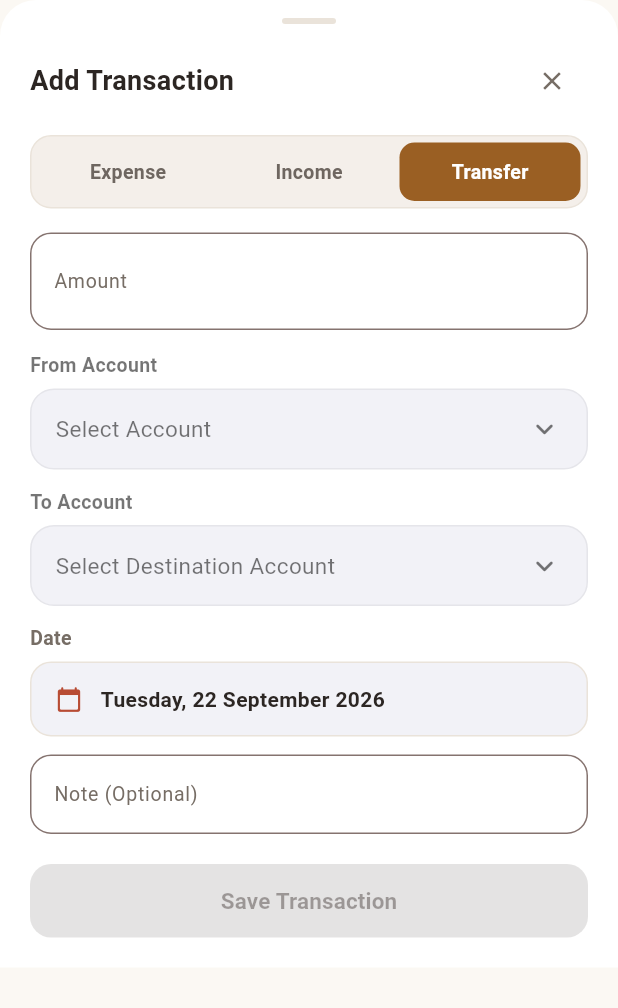
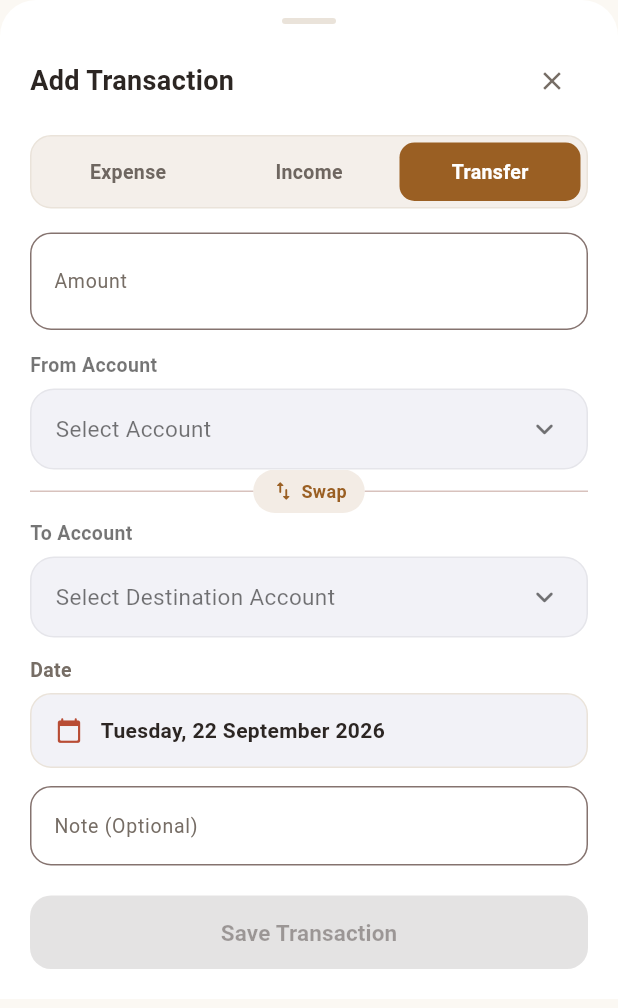
Before and after one commit to ahmdsaif87/self-money-tracker, a Flutter app: the AddTransactionScreen widget shown alone on an empty page, opened directly with empty values, after a tap on "Expense", after a tap on "Transfer", on a phone screen of 412 x 824 dp. Shown: the top 1008 px of the screen. Run offline on Flutter 3.47's test engine with Material 3 defaults, Android fonts, the phone set to English and light mode, and no system bars; our stand-ins replace file_picker, fl_chart, flutter_markdown_plus, flutter_secure_storage, image_picker, share_plus and 3 more; missing offline and left inert: excel; accounts and stored records are empty.

Commit message:
feat(transaction): transfer swap button, smart defaults and animated fields
- Add Swap button between From/To account that exchanges both values
- Smart defaults: auto-select the other account when only 2 exist,
  on init, on type switch and on From change (swap on collision)
- Wrap To Account/Category fields in AnimatedSize + AnimatedSwitcher
  for smooth expand/fade instead of instant jumps

```diff
--- a/lib/screens/add_transaction_screen.dart
+++ b/lib/screens/add_transaction_screen.dart
@@ -64,8 +64,61 @@ class _AddTransactionScreenState extends State<AddTransactionScreen> {
       if (_date.millisecondsSinceEpoch == 0) _date = DateTime.now();
     } else {
       final accs = AccountStore.instance.accounts;
-      if (accs.isNotEmpty) _selectedAccountId = accs.first.id;
+      if (accs.isNotEmpty) {
+        _selectedAccountId = accs.first.id;
+        if (accs.length == 2) {
+          _toAccountId = accs.firstWhere((a) => a.id != _selectedAccountId).id;
         }
+      }
+    }
+  }
+
+  void _autoFillToAccount() {
+    if (_type != 'transfer') return;
+    if (_toAccountId != null && _toAccountId != _selectedAccountId) return;
+    final accs = AccountStore.instance.accounts;
+    final other = accs.where((a) => a.id != _selectedAccountId).toList();
+    if (other.isNotEmpty) {
+      _toAccountId = other.first.id;
+    } else {
+      _toAccountId = null;
+    }
+  }
+
+  void _swapAccounts() {
+    setState(() {
+      final tmp = _selectedAccountId;
+      _selectedAccountId = _toAccountId;
+      _toAccountId = tmp;
+    });
+  }
+
+  void _onTypeChanged(String value) {
+    FocusScope.of(context).unfocus();
+    setState(() {
+      _type = value;
+      _selectedCategoryId = null;
+      if (value == 'transfer') {
+        _toAccountId = null;
+        _autoFillToAccount();
+      } else {
+        _toAccountId = null;
+      }
+    });
+  }
+
+  void _onFromAccountChanged(String? val) {
+    setState(() {
+      // If new From equals current To, swap instead of creating invalid state.
+      if (_type == 'transfer' && val == _toAccountId) {
+        final tmp = _selectedAccountId;
+        _selectedAccountId = val;
+        _toAccountId = tmp;
+      } else {
+        _selectedAccountId = val;
+        _autoFillToAccount();
+      }
+    });
   }
 
   @override
@@ -172,14 +225,7 @@ class _AddTransactionScreenState extends State<AddTransactionScreen> {
     final isSelected = _type == value;
     return Expanded(
       child: GestureDetector(
-        onTap: () {
-          FocusScope.of(context).unfocus();
-          setState(() {
-            _type = value;
-            _selectedCategoryId = null;
-            _toAccountId = null;
-          });
-        },
+        onTap: () => _onTypeChanged(value),
         child: AnimatedContainer(
           duration: const Duration(milliseconds: 180),
           padding: const EdgeInsets.symmetric(vertical: 10),
@@ -324,12 +370,72 @@ class _AddTransactionScreenState extends State<AddTransactionScreen> {
                   selectedValue: _selectedAccountId,
                   items: accountPickerItems,
                   placeholder: 'Select Account',
-                  onChanged: (val) => setState(() => _selectedAccountId = val),
+                  onChanged: _onFromAccountChanged,
                 ),
-                const SizedBox(height: 12),
-
-                // Transfer To Account (if type is transfer)
-                if (_type == 'transfer') ...[
+                // Animated transfer / category section — smoothly expands instead of jumping.
+                AnimatedSize(
+                  duration: const Duration(milliseconds: 280),
+                  curve: Curves.easeInOut,
+                  alignment: Alignment.topCenter,
+                  child: AnimatedSwitcher(
+                    duration: const Duration(milliseconds: 250),
+                    switchInCurve: Curves.easeOut,
+                    switchOutCurve: Curves.easeIn,
+                    transitionBuilder: (child, animation) {
+                      return FadeTransition(
+                        opacity: animation,
+                        child: SizeTransition(
+                          sizeFactor: animation,
+                          axisAlignment: -1.0,
+                          child: child,
+                        ),
+                      );
+                    },
+                    child: _type == 'transfer'
+                        ? Column(
+                            key: const ValueKey('transfer-fields'),
+                            crossAxisAlignment: CrossAxisAlignment.stretch,
+                            children: [
+                              // Swap direction row
+                              Row(
+                                children: [
+                                  const Expanded(child: Divider(height: 24)),
+                                  Material(
+                                    color: ThemeColors.accentWarning(dark).withValues(alpha: 0.12),
+                                    borderRadius: BorderRadius.circular(20),
+                                    child: InkWell(
+                                      borderRadius: BorderRadius.circular(20),
+                                      onTap: (_selectedAccountId != null && _toAccountId != null)
+                                          ? _swapAccounts
+                                          : null,
+                                      child: Padding(
+                                        padding: const EdgeInsets.symmetric(horizontal: 12, vertical: 6),
+                                        child: Row(
+                                          mainAxisSize: MainAxisSize.min,
+                                          children: [
+                                            Icon(
+                                              Icons.swap_vert_rounded,
+                                              size: 16,
+                                              color: ThemeColors.accentWarning(dark),
+                                            ),
+                                            const SizedBox(width: 4),
+                                            Text(
+                                              'Swap',
+                                              style: TextStyle(
+                                                fontSize: 12,
+                                                fontWeight: FontWeight.bold,
+                                                color: ThemeColors.accentWarning(dark),
+                                              ),
+                                            ),
+                                          ],
+                                        ),
+                                      ),
+                                    ),
+                                  ),
+                                  const Expanded(child: Divider(height: 24)),
+                                ],
+                              ),
+                              const SizedBox(height: 4),
                               AppPickerField<String>(
                                 label: 'To Account',
                                 selectedValue: _toAccountId,
@@ -339,9 +445,12 @@ class _AddTransactionScreenState extends State<AddTransactionScreen> {
                               ),
                               const SizedBox(height: 12),
                             ],
-
-                // Category Selector (if type is not transfer)
-                if (_type != 'transfer') ...[
+                          )
+                        : Column(
+                            key: const ValueKey('category-fields'),
+                            crossAxisAlignment: CrossAxisAlignment.stretch,
+                            children: [
+                              const SizedBox(height: 12),
                               AppPickerField<String>(
                                 label: 'Category',
                                 selectedValue: _selectedCategoryId,
@@ -351,6 +460,9 @@ class _AddTransactionScreenState extends State<AddTransactionScreen> {
                               ),
                               const SizedBox(height: 12),
                             ],
+                          ),
+                  ),
+                ),
 
                 // Custom Date Picker Field
                 Column(
```
Lines whose indentation alone changed are shown as unchanged.
